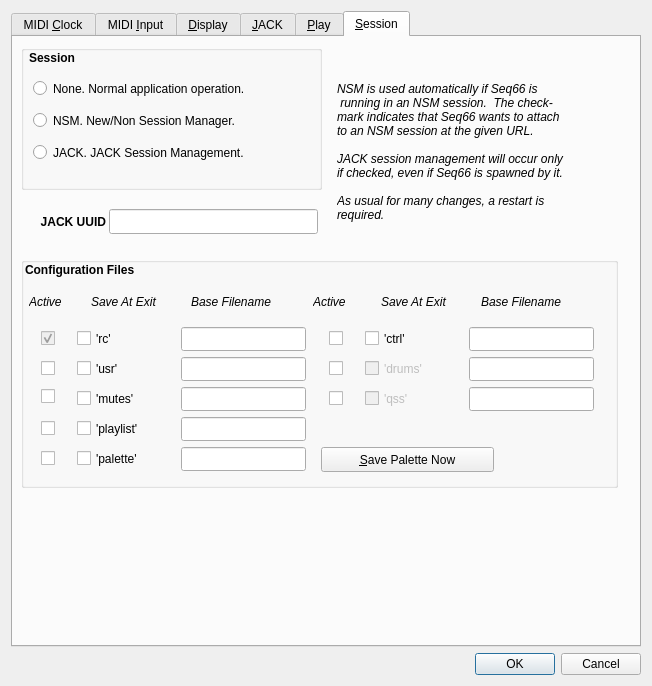
First picture: the form in seq_qt5/forms/qseditoptions.ui, repository ahlstromcj/seq66, before the edit.
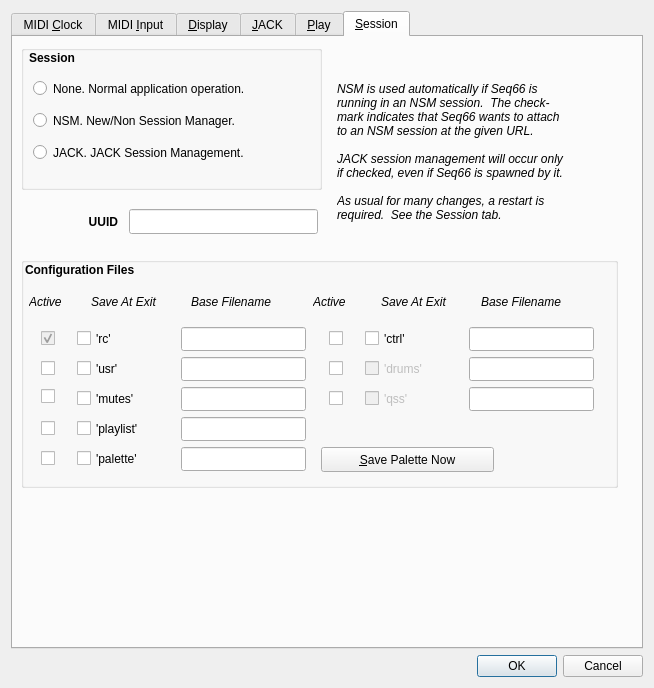
Second picture: the form after the edit. The open tabs and pages were chosen to show the change.

Commit message: Port enable/disable working for JACK, partially for ALSA.

The edit to the form file:
```diff
--- a/seq_qt5/forms/qseditoptions.ui
+++ b/seq_qt5/forms/qseditoptions.ui
@@ -6,8 +6,8 @@
    <rect>
     <x>0</x>
     <y>0</y>
-    <width>652</width>
-    <height>686</height>
+    <width>654</width>
+    <height>688</height>
    </rect>
   </property>
   <property name="windowTitle">
@@ -1650,7 +1650,7 @@
        </property>
        <property name="text">
         <string>NSM is used automatically if Seq66 is
- running in an NSM session.  The check-
+running in an NSM session.  The check-
 mark indicates that Seq66 wants to attach
 to an NSM session at the given URL.
 
@@ -1658,7 +1658,7 @@
 if checked, even if Seq66 is spawned by it.
 
 As usual for many changes, a restart is
-required.</string>
+required.  See the Session tab.</string>
        </property>
       </widget>
       <widget class="QLabel" name="label_nsm_url">
@@ -1666,7 +1666,7 @@
         <rect>
          <x>16</x>
          <y>176</y>
-         <width>77</width>
+         <width>89</width>
          <height>17</height>
         </rect>
        </property>
@@ -1677,7 +1677,7 @@
         </font>
        </property>
        <property name="text">
-        <string>JACK UUID</string>
+        <string>UUID</string>
        </property>
        <property name="alignment">
         <set>Qt::AlignRight|Qt::AlignTrailing|Qt::AlignVCenter</set>
@@ -1686,9 +1686,9 @@
       <widget class="QLineEdit" name="lineEditNsmUrl">
        <property name="geometry">
         <rect>
-         <x>96</x>
+         <x>116</x>
          <y>172</y>
-         <width>209</width>
+         <width>189</width>
          <height>25</height>
         </rect>
        </property>
```
Left out of the diff: 6 changed lines with no effect on the pictures. The commit also changes 28 other files.
